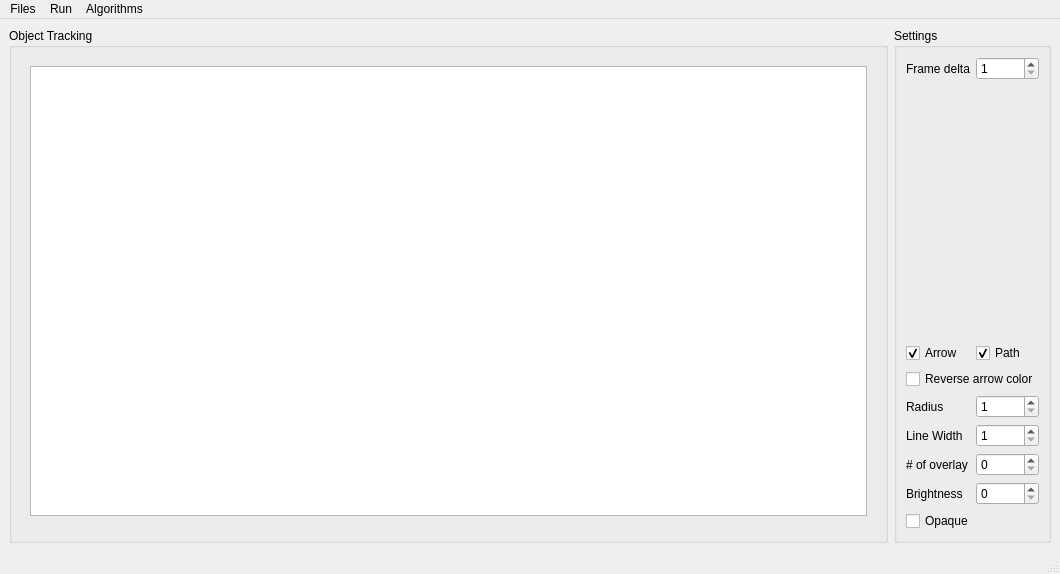
Above: lib/python/ui/MainWindowBase.ui from UMATracker/UMATracker-Tracker before the change. Below: the same form after it.
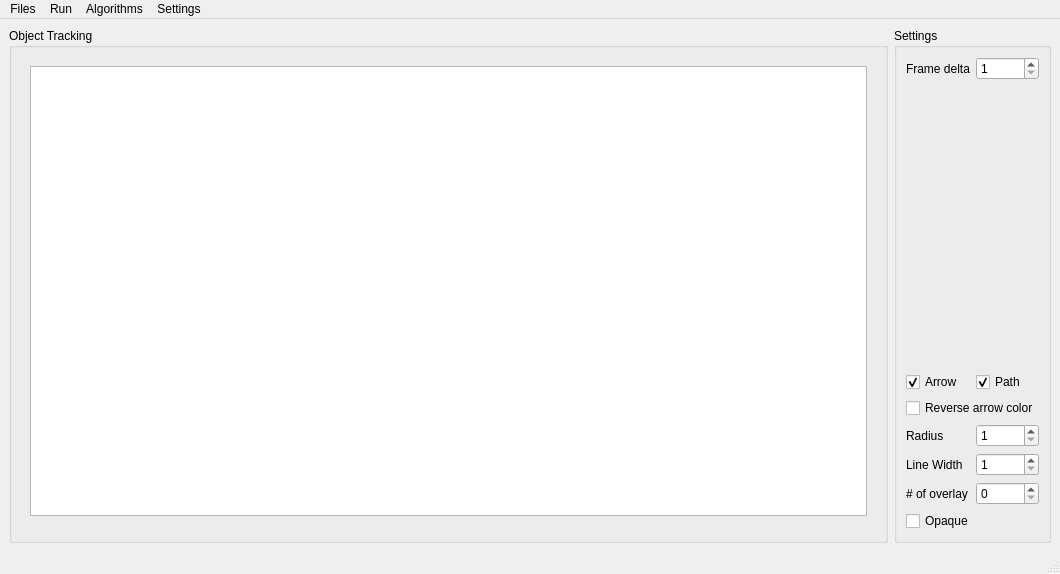
That is the form after the change. Custom widgets are drawn as their Qt base class.

```diff
--- a/lib/python/ui/MainWindowBase.ui
+++ b/lib/python/ui/MainWindowBase.ui
@@ -212,24 +212,6 @@
             </item>
            </layout>
           </item>
-          <item>
-           <layout class="QHBoxLayout" name="horizontalLayout_8">
-            <item>
-             <widget class="QLabel" name="label_5">
-              <property name="text">
-               <string>Brightness</string>
-              </property>
-             </widget>
-            </item>
-            <item>
-             <widget class="QSpinBox" name="lineBrightnessSpinBox">
-              <property name="maximum">
-               <number>255</number>
-              </property>
-             </widget>
-            </item>
-           </layout>
-          </item>
           <item>
            <widget class="QCheckBox" name="opaqueCheckBox">
             <property name="text">
@@ -254,7 +236,7 @@
      <x>0</x>
      <y>0</y>
      <width>1060</width>
-     <height>21</height>
+     <height>22</height>
     </rect>
    </property>
    <widget class="QMenu" name="menuFiles">
@@ -281,9 +263,16 @@
      <string>Algorithms</string>
     </property>
    </widget>
+   <widget class="QMenu" name="menuSettings">
+    <property name="title">
+     <string>Settings</string>
+    </property>
+    <addaction name="actionTrackingPathColor"/>
+   </widget>
    <addaction name="menuFiles"/>
    <addaction name="menuRun"/>
    <addaction name="menuAlgorithms"/>
+   <addaction name="menuSettings"/>
   </widget>
   <widget class="QStatusBar" name="statusbar"/>
   <action name="actionOpenVideo">
```
Left out of the diff: 5 changed lines with no effect on the pictures.
